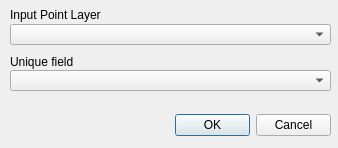
Above: forms/hcmgis_lec_form.ui from thangqd/HCMGIS before the change. Below: the same form after it.
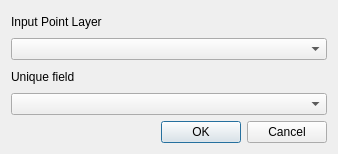
That is the form after the change. Custom widgets are drawn as their Qt base class.

The edit to the form file:
```diff
--- a/forms/hcmgis_lec_form.ui
+++ b/forms/hcmgis_lec_form.ui
@@ -13,7 +13,7 @@
     <x>0</x>
     <y>0</y>
     <width>338</width>
-    <height>148</height>
+    <height>154</height>
    </rect>
   </property>
   <property name="mouseTracking">
@@ -22,65 +22,35 @@
   <property name="windowTitle">
    <string>Largest Empty Circle</string>
   </property>
-  <widget class="QDialogButtonBox" name="BtnOKCancel">
-   <property name="geometry">
-    <rect>
-     <x>175</x>
-     <y>110</y>
-     <width>156</width>
-     <height>31</height>
-    </rect>
-   </property>
-   <property name="standardButtons">
-    <set>QDialogButtonBox::Cancel|QDialogButtonBox::Ok</set>
-   </property>
-  </widget>
+  <layout class="QVBoxLayout" name="verticalLayout">
+   <item>
   <widget class="QLabel" name="LblInput">
-   <property name="geometry">
-    <rect>
-     <x>10</x>
-     <y>7</y>
-     <width>321</width>
-     <height>16</height>
-    </rect>
-   </property>
    <property name="text">
     <string>Input Point Layer</string>
    </property>
   </widget>
-  <widget class="QgsMapLayerComboBox" name="CboInput">
-   <property name="geometry">
-    <rect>
-     <x>10</x>
-     <y>24</y>
-     <width>321</width>
-     <height>21</height>
-    </rect>
-   </property>
-  </widget>
+   </item>
+   <item>
+    <widget class="QgsMapLayerComboBox" name="CboInput"/>
+   </item>
+   <item>
   <widget class="QLabel" name="LblOutput_2">
-   <property name="geometry">
-    <rect>
-     <x>10</x>
-     <y>54</y>
-     <width>321</width>
-     <height>16</height>
-    </rect>
-   </property>
    <property name="text">
     <string>Unique field</string>
    </property>
   </widget>
-  <widget class="QgsFieldComboBox" name="CboField">
-   <property name="geometry">
-    <rect>
-     <x>10</x>
-     <y>70</y>
-     <width>321</width>
-     <height>21</height>
-    </rect>
-   </property>
-  </widget>
+   </item>
+   <item>
+    <widget class="QgsFieldComboBox" name="CboField"/>
+   </item>
+   <item>
+    <widget class="QDialogButtonBox" name="BtnOKCancel">
+     <property name="standardButtons">
+      <set>QDialogButtonBox::Cancel|QDialogButtonBox::Ok</set>
+     </property>
+    </widget>
+   </item>
+  </layout>
  </widget>
  <customwidgets>
   <customwidget>
```
Lines whose indentation alone changed are shown as unchanged.
